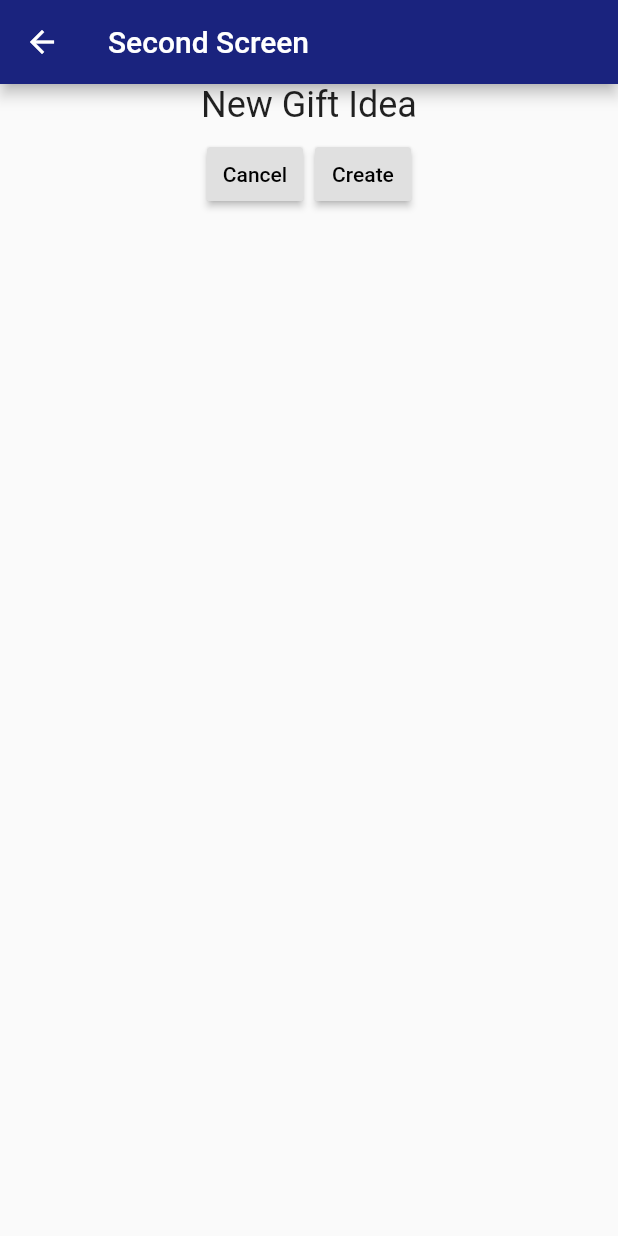
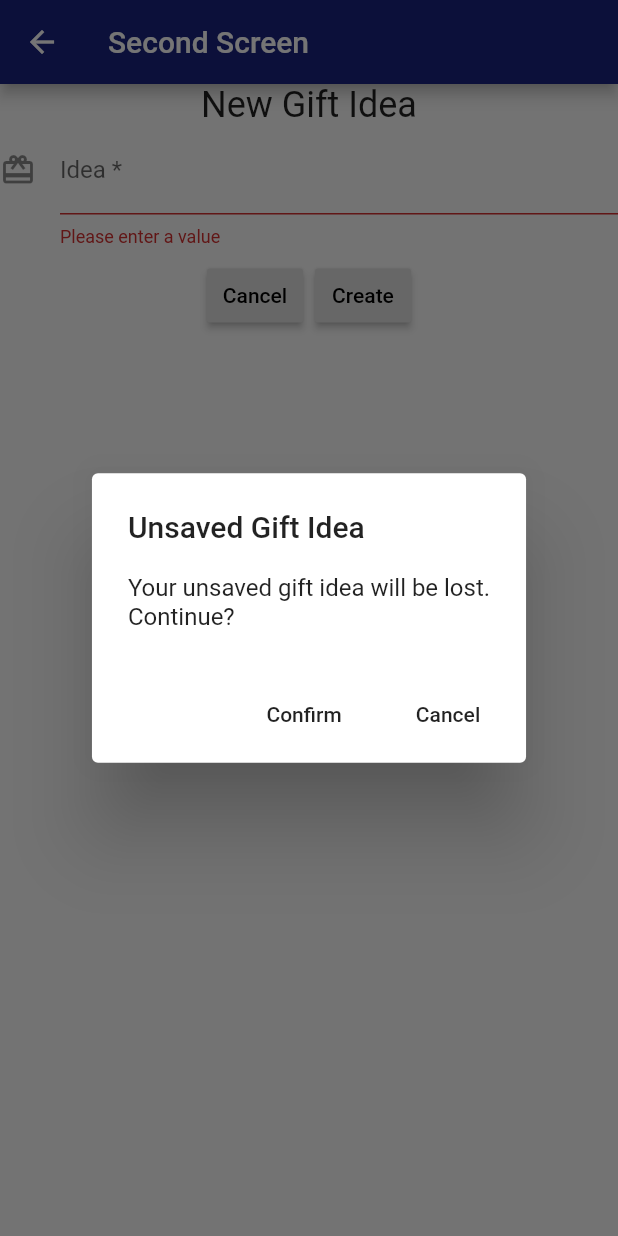
Before and after one commit to dran5447/GiftAssist, a Flutter app: the AddGiftIdeaScreen screen opened directly, after a tap on "Cancel", on a phone screen of 412 x 824 dp. Run offline on Flutter 3.47's test engine with Material 2 defaults, Android fonts, the phone set to English and light mode, and no system bars.

Commit message:
initial form validation

```diff
--- a/lib/addgiftideapage.dart
+++ b/lib/addgiftideapage.dart
@@ -1,5 +1,6 @@
 import 'package:flutter/material.dart';
 import 'objectmodel.dart';
+import 'giftideaform.dart';
 
 
 class AddGiftIdeaScreen extends StatelessWidget {
@@ -15,53 +16,7 @@ class AddGiftIdeaScreen extends StatelessWidget {
             'New Gift Idea',
             style: Theme.of(context).textTheme.headline,
           ),
-          ButtonBar(
-            alignment: MainAxisAlignment.center,
-            children: <Widget>[
-              RaisedButton(
-                onPressed: () {
-                  //Confirm changes lost
-                    showDialog(
-                      barrierDismissible: false,
-                      context: context,
-                      child: new SimpleDialog(
-                        title: new Column(
-                          children: <Widget>[
-                            new Text("GridView"),
-                            new Icon(
-                              Icons.favorite,
-                              color: Colors.green,
-                            ),
-                          ],
-                        ),
-                        children: <Widget>[
-                            SimpleDialogOption(
-                              onPressed: ()
-                              {
-                                //TODO navigate away
-                                //Navigator.pop(context, Department.treasury);
-                              },
-                              child: const Text('Confirm'),
-                            ),
-                            SimpleDialogOption(
-                              onPressed: () { Navigator.pop(context); },
-                              child: const Text('Cancel'),
-                            ),
-                          ],
-                      ),
-                    );
-                  Navigator.pop(context);
-                },
-                child: Text('Cancel'),
-              ),
-              RaisedButton(
-                onPressed: () {
-                  Navigator.pop(context);
-                },
-                child: Text('Create'),
-              ),
-            ],
-          ),
+          GiftIdeaForm()
         ],
       ),
     );
--- /dev/null
+++ b/lib/giftideaform.dart
@@ -0,0 +1,100 @@
+import 'package:flutter/material.dart';
+
+class GiftIdeaForm extends StatefulWidget {
+  @override
+  GiftIdeaFormState createState(){
+    return GiftIdeaFormState();
+  }
+}
+
+class GiftIdeaFormState extends State<GiftIdeaForm>{
+  final _formKey = GlobalKey<FormState>();
+
+  @override
+  Widget build(BuildContext context) {
+    return Form(
+      autovalidate: true,
+      key: _formKey,
+      child: Column(
+        children: <Widget>[
+          TextFormField(
+            decoration: const InputDecoration(
+            icon: Icon(Icons.card_giftcard),
+            hintText: 'What is your gift idea?',
+            labelText: 'Idea *',
+          ),
+          //TODO  autocorrect: ,
+          validator:  (value){
+            //TODO add other validation
+            if(value.isEmpty){
+              return 'Please enter a value';
+            }
+          },
+        ),
+
+        ButtonBar(
+          alignment: MainAxisAlignment.center,
+          children: <Widget>[
+            RaisedButton(
+              onPressed: () {
+                  //Confirm changes lost
+                  showDialog(
+                    barrierDismissible: false,
+                    context: context,
+                    builder: (BuildContext context) {
+                      return AlertDialog(
+                        title: Text('Unsaved Gift Idea'),
+                        content: SingleChildScrollView(
+                          child: ListBody(
+                            children: <Widget>[
+                              Text('Your unsaved gift idea will be lost.'),
+                              Text('Continue?'),
+                            ],
+                          ),
+                        ),
+                        actions: <Widget>[
+                          FlatButton(
+                            child: Text('Confirm'),
+                            onPressed: () {
+                              //Dismiss dialog
+                              Navigator.of(context).pop();
+                              //Navigate away from page without saving changes
+                              Navigator.of(context).pop();
+                            },
+                          ),
+                          FlatButton(
+                            child: Text('Cancel'),
+                            onPressed: () {
+                              //Dismiss dialog
+                              Navigator.of(context).pop();
+                            },
+                          ),
+                        ],
+                      );
+                    }
+                  );
+              },
+              child: Text('Cancel'),
+            ),
+            RaisedButton(
+              onPressed: () {
+                if(_formKey.currentState.validate()){
+                   //TODO persist data
+                  showDialog(
+                    context: context,
+                    builder: (BuildContext context) {
+                      return AlertDialog(
+                        title: Text("VALID"),
+                      );});
+                }
+                //if invalid, form validation will show error messages
+              },
+              child: Text('Create'),
+            ),
+          ],
+        ),
+        ],
+      ),
+    );
+  }
+}
```
Also changed, not shown: 24 other files.
